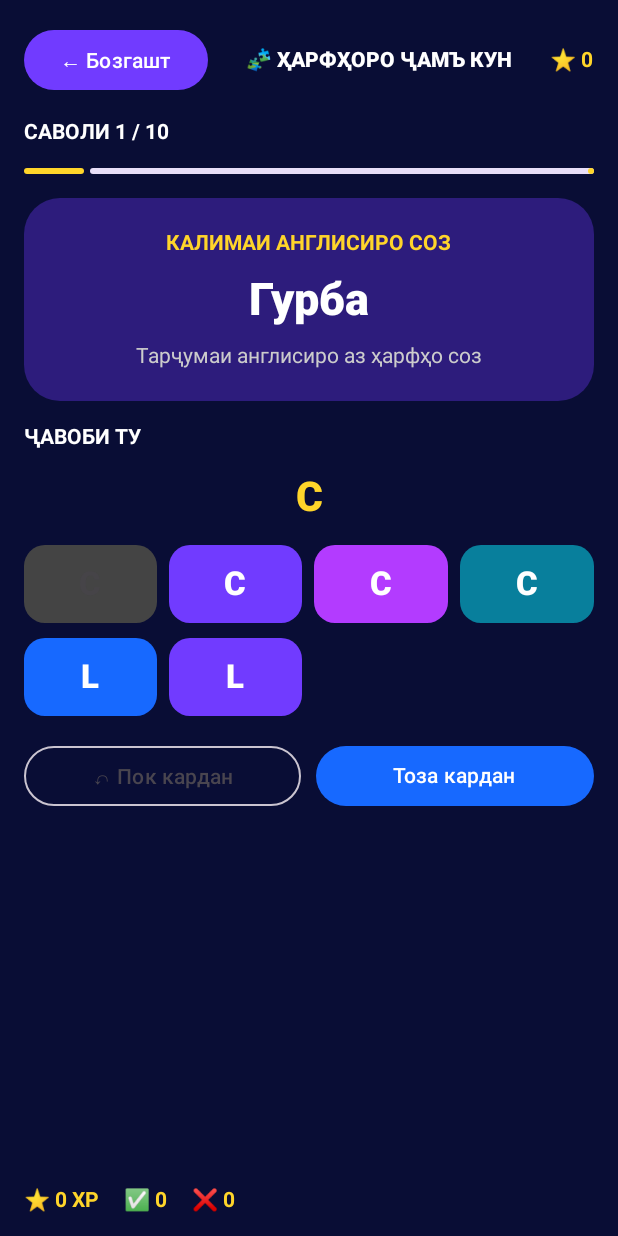
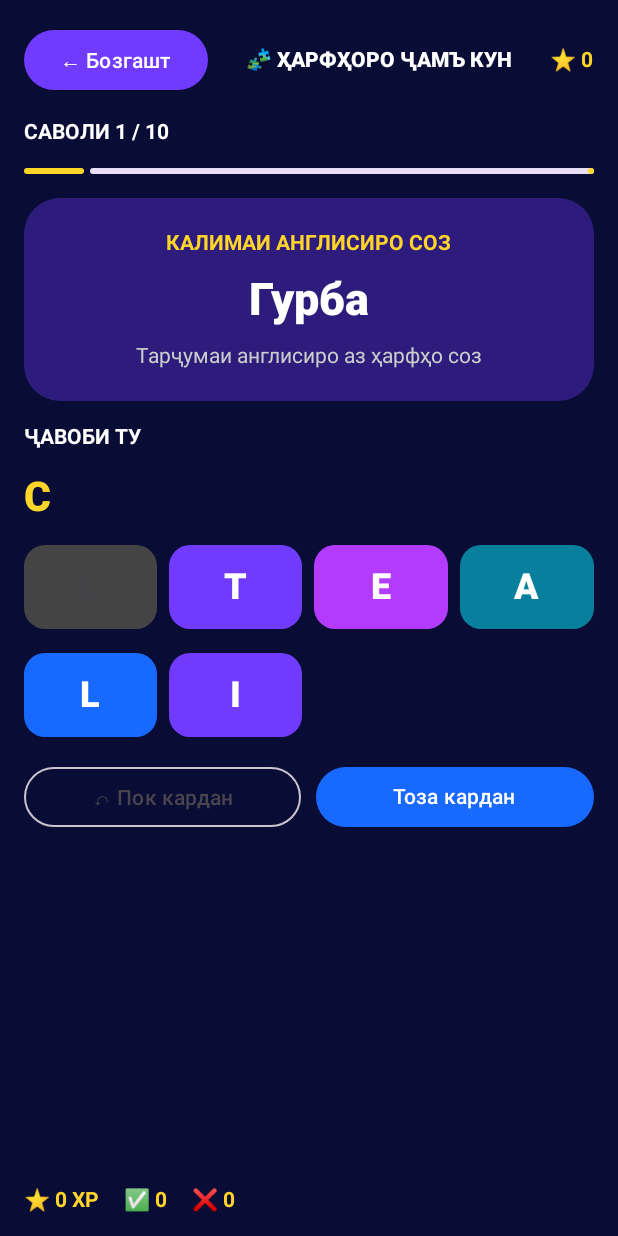
Before and after one commit to mahmadsoni7m/ENGLISH-GAME, an Android app built with Jetpack Compose: the composable BuildWordScreen shown on its own in the app's theme, after a tap on an icon or button, on a phone screen of 412 x 824 dp. Run offline under Robolectric (Android 15) with nearby library versions, the phone set to English and light mode, and no system bars.

Commit message:
Fix word building game and add dark splash theme

```diff
--- a/app/src/main/AndroidManifest.xml
+++ b/app/src/main/AndroidManifest.xml
@@ -4,7 +4,7 @@
         android:roundIcon="@drawable/zaboniq"
         android:allowBackup="true"
         android:label="ZABONIQ"
-        android:theme="@android:style/Theme.Material.Light.NoActionBar">
+        android:theme="@style/AppTheme">
         <activity
             android:name=".MainActivity"
             android:exported="true">
--- a/app/src/main/java/tj/soni/englishgame/screens/BuildWordScreen.kt
+++ b/app/src/main/java/tj/soni/englishgame/screens/BuildWordScreen.kt
@@ -31,9 +31,9 @@ fun BuildWordScreen(onBack: () -> Unit) {
 
     var index by remember { mutableIntStateOf(0) }
     var xp by remember { mutableIntStateOf(0) }
-    var selected by remember { mutableStateOf("") }
     var status by remember { mutableStateOf<Boolean?>(null) }
-    val used = remember { mutableStateListOf<Int>() }
+
+    val selectedIndices = remember { mutableStateListOf<Int>() }
     val correctWords = remember { mutableStateListOf<Word>() }
     val wrongWords = remember { mutableStateListOf<Word>() }
 
@@ -43,9 +43,8 @@ fun BuildWordScreen(onBack: () -> Unit) {
         if (status != null) {
             delay(1100)
             index++
-            selected = ""
+            selectedIndices.clear()
             status = null
-            used.clear()
         }
     }
 
@@ -64,9 +63,16 @@ fun BuildWordScreen(onBack: () -> Unit) {
             Button(
                 onClick = onBack,
                 colors = ButtonDefaults.buttonColors(containerColor = BuildPurple)
-            ) { Text("← Бозгашт") }
+            ) {
+                Text("← Бозгашт")
+            }
 
-            Text("🧩 ҲАРФҲОРО ҶАМЪ КУН", color = Color.White, fontWeight = FontWeight.Black)
+            Text(
+                "🧩 ҲАРФҲОРО ҶАМЪ КУН",
+                color = Color.White,
+                fontWeight = FontWeight.Black
+            )
+
             Text("⭐ $xp", color = BuildYellow, fontWeight = FontWeight.Bold)
         }
 
@@ -77,31 +83,87 @@ fun BuildWordScreen(onBack: () -> Unit) {
                 fontSize = 26.sp,
                 fontWeight = FontWeight.Black
             )
+
             Card(
-                colors = CardDefaults.cardColors(containerColor = BuildPurple.copy(alpha = 0.4f)),
+                colors = CardDefaults.cardColors(
+                    containerColor = BuildPurple.copy(alpha = 0.4f)
+                ),
                 shape = RoundedCornerShape(22.dp)
             ) {
-                Column(Modifier.padding(20.dp), verticalArrangement = Arrangement.spacedBy(8.dp)) {
-                    Text("⭐ $xp XP", color = BuildYellow, fontSize = 30.sp, fontWeight = FontWeight.Black)
+                Column(
+                    Modifier.padding(20.dp),
+                    verticalArrangement = Arrangement.spacedBy(8.dp)
+                ) {
+                    Text(
+                        "⭐ $xp XP",
+                        color = BuildYellow,
+                        fontSize = 30.sp,
+                        fontWeight = FontWeight.Black
+                    )
                     Text("✅ Дуруст: ${correctWords.size}", color = BuildGreen, fontSize = 19.sp)
                     Text("❌ Нодуруст: ${wrongWords.size}", color = BuildRed, fontSize = 19.sp)
-                    Text("🎯 Натиҷа: ${if (questions.isEmpty()) 0 else correctWords.size * 100 / questions.size}%", color = Color.White, fontSize = 22.sp)
+                    Text(
+                        "🎯 Натиҷа: ${if (questions.isEmpty()) 0 else correctWords.size * 100 / questions.size}%",
+                        color = Color.White,
+                        fontSize = 22.sp
+                    )
                 }
             }
+
             Text("✅ Калимаҳои дуруст", color = BuildGreen, fontSize = 20.sp)
-            correctWords.forEach { Text("${it.english} — ${it.tajik}", color = Color.White) }
+            correctWords.forEach {
+                Text("${it.english} — ${it.tajik}", color = Color.White)
+            }
+
             Text("❌ Калимаҳои нодуруст", color = BuildRed, fontSize = 20.sp)
-            wrongWords.forEach { Text("${it.english} — ${it.tajik}", color = Color.White) }
+            wrongWords.forEach {
+                Text("${it.english} — ${it.tajik}", color = Color.White)
+            }
 
             Spacer(Modifier.weight(1f))
-            Button(onClick = onBack, modifier = Modifier.fillMaxWidth()) {
+
+            Button(
+                onClick = onBack,
+                modifier = Modifier.fillMaxWidth()
+            ) {
                 Text("🏠 Ба бозиҳо баргаштан")
             }
         } else {
             val question = questions[index]
             val answer = question.word.english.uppercase()
 
-            Text("САВОЛИ ${index + 1} / ${questions.size}", color = Color.White, fontWeight = FontWeight.Bold)
+            val selectedAnswer = selectedIndices.joinToString("") { letterIndex ->
+                question.letters[letterIndex].toString()
+            }
+
+            fun chooseLetter(letterIndex: Int) {
+                if (status != null || letterIndex in selectedIndices) return
+
+                selectedIndices.add(letterIndex)
+
+                val newAnswer = selectedIndices.joinToString("") {
+                    question.letters[it].toString()
+                }
+
+                if (selectedIndices.size == answer.length) {
+                    val isCorrect = newAnswer == answer
+                    status = isCorrect
+
+                    if (isCorrect) {
+                        xp += 10
+                        correctWords.add(question.word)
+                    } else {
+                        wrongWords.add(question.word)
+                    }
+                }
+            }
+
+            Text(
+                "САВОЛИ ${index + 1} / ${questions.size}",
+                color = Color.White,
+                fontWeight = FontWeight.Bold
+            )
+
             LinearProgressIndicator(
                 progress = { (index + 1).toFloat() / questions.size.coerceAtLeast(1) },
                 modifier = Modifier.fillMaxWidth(),
@@ -110,7 +172,9 @@ fun BuildWordScreen(onBack: () -> Unit) {
 
             Card(
                 modifier = Modifier.fillMaxWidth(),
-                colors = CardDefaults.cardColors(containerColor = BuildPurple.copy(alpha = 0.35f)),
+                colors = CardDefaults.cardColors(
+                    containerColor = BuildPurple.copy(alpha = 0.35f)
+                ),
                 shape = RoundedCornerShape(24.dp)
             ) {
                 Column(
@@ -118,95 +182,106 @@ fun BuildWordScreen(onBack: () -> Unit) {
                     horizontalAlignment = Alignment.CenterHorizontally,
                     verticalArrangement = Arrangement.spacedBy(12.dp)
                 ) {
-                    Text("КАЛИМАИ АНГЛИСИРО СОЗ", color = BuildYellow, fontWeight = FontWeight.Bold)
-                    Text(question.word.tajik, color = Color.White, fontSize = 30.sp, fontWeight = FontWeight.Black)
-                    Text("Тарҷумаи англисиро аз ҳарфҳо соз", color = Color.LightGray)
+                    Text(
+                        "КАЛИМАИ АНГЛИСИРО СОЗ",
+                        color = BuildYellow,
+                        fontWeight = FontWeight.Bold
+                    )
+                    Text(
+                        question.word.tajik,
+                        color = Color.White,
+                        fontSize = 30.sp,
+                        fontWeight = FontWeight.Black
+                    )
+                    Text(
+                        "Тарҷумаи англисиро аз ҳарфҳо соз",
+                        color = Color.LightGray
+                    )
                 }
             }
 
             Text("ҶАВОБИ ТУ", color = Color.White, fontWeight = FontWeight.Bold)
-            Row(
+
+            Text(
+                selectedAnswer.toCharArray().joinToString(" ").ifEmpty {
+                    "＿ ".repeat(answer.length)
+                },
                 modifier = Modifier.fillMaxWidth(),
-                horizontalArrangement = Arrangement.Center
-            ) {
-                Text(
-                    selected.ifEmpty { " _ _ _ _ _ " },
-                    color = if (status == true) BuildGreen else if (status == false) BuildRed else BuildYellow,
+                color = when (status) {
+                    true -> BuildGreen
+                    false -> BuildRed
+                    null -> BuildYellow
+                },
                 fontSize = 27.sp,
                 fontWeight = FontWeight.Black
             )
-            }
 
-            val letterColors = listOf(BuildBlue, BuildPurple, Color(0xFFB33BFF), Color(0xFF087F9C))
-            val shuffledLetters = question.letters
+            val letterColors = listOf(
+                BuildBlue,
+                BuildPurple,
+                Color(0xFFB33BFF),
+                Color(0xFF087F9C)
+            )
 
-            Column(verticalArrangement = Arrangement.spacedBy(10.dp)) {
-                shuffledLetters.forEachIndexed { letterIndex, letter ->
-                    if (letterIndex % 4 == 0) {
+            // Ҳар тугма бо индекси дақиқи ҳарфи худаш пайваст аст.
+            question.letters.withIndex().toList().chunked(4).forEach { letterRow ->
                 Row(
                     modifier = Modifier.fillMaxWidth(),
                     horizontalArrangement = Arrangement.spacedBy(8.dp)
                 ) {
-                            shuffledLetters.drop(letterIndex).take(4).forEachIndexed { offset, item ->
-                                val actualIndex = letterIndex + offset
+                    letterRow.forEach { entry ->
+                        val letterIndex = entry.index
+                        val letter = entry.value
+                        val isUsed = letterIndex in selectedIndices
+
                         Button(
-                                    onClick = {
-                                        if (status == null && actualIndex !in used) {
-                                            selected += item
-                                            used.add(actualIndex)
-                                            if (selected.length == answer.length) {
-                                                val isCorrect = selected == answer
-                                                status = isCorrect
-                                                if (isCorrect) {
-                                                    xp += 10
-                                                    correctWords.add(question.word)
-                                                } else {
-                                                    wrongWords.add(question.word)
-                                                }
-                                            }
-                                        }
-                                    },
-                                    enabled = status == null && actualIndex !in used,
-                                    modifier = Modifier.weight(1f).height(52.dp),
+                            onClick = { chooseLetter(letterIndex) },
+                            enabled = status == null && !isUsed,
+                            modifier = Modifier
+                                .weight(1f)
+                                .height(56.dp),
                             shape = RoundedCornerShape(14.dp),
                             colors = ButtonDefaults.buttonColors(
-                                        containerColor = if (actualIndex in used) Color.DarkGray else letterColors[actualIndex % letterColors.size],
-                                        disabledContainerColor = if (actualIndex in used) Color.DarkGray else letterColors[actualIndex % letterColors.size]
+                                containerColor = letterColors[letterIndex % letterColors.size],
+                                disabledContainerColor = if (isUsed) {
+                                    Color.DarkGray
+                                } else {
+                                    letterColors[letterIndex % letterColors.size]
+                                }
                             ),
                             contentPadding = PaddingValues(0.dp)
                         ) {
-                                    Text(letter.toString(), fontSize = 22.sp, fontWeight = FontWeight.Black)
+                            Text(
+                                letter.toString(),
+                                fontSize = 24.sp,
+                                fontWeight = FontWeight.Black
+                            )
                         }
                     }
-                            repeat((4 - shuffledLetters.drop(letterIndex).take(4).size).coerceAtLeast(0)) {
+
+                    repeat(4 - letterRow.size) {
                         Spacer(Modifier.weight(1f))
-                            }
-                        }
                     }
                 }
             }
 
             Row(horizontalArrangement = Arrangement.spacedBy(10.dp)) {
                 OutlinedButton(
-                    onClick = {
-                        if (status == null) {
-                            selected = ""
-                            used.clear()
+                    onClick = { selectedIndices.clear() },
+                    enabled = status == null && selectedIndices.isNotEmpty(),
+                    modifier = Modifier.weight(1f)
+                ) {
+                    Text("↶ Пок кардан")
                 }
-                    },
-                    modifier = Modifier.weight(1f)
-                ) { Text("↶ Пок кардан") }
 
                 Button(
-                    onClick = {
-                        if (status == null && selected.isNotEmpty()) {
-                            selected = ""
-                            used.clear()
-                        }
-                    },
+                    onClick = { selectedIndices.clear() },
+                    enabled = status == null && selectedIndices.isNotEmpty(),
                     modifier = Modifier.weight(1f),
                     colors = ButtonDefaults.buttonColors(containerColor = BuildBlue)
-                ) { Text("Тоза кардан") }
+                ) {
+                    Text("Тоза кардан")
+                }
             }
 
             if (status != null) {
@@ -218,19 +293,30 @@ fun BuildWordScreen(onBack: () -> Unit) {
                 ) {
                     Column(Modifier.padding(14.dp)) {
                         Text(
-                            if (status == true) "🎉 ОФАРИН! +10 XP"
-                            else "❌ ХАТО! Ҷавоби дуруст: $answer",
+                            if (status == true) {
+                                "🎉 ОФАРИН! +10 XP"
+                            } else {
+                                "❌ ХАТО! Ҷавоби дуруст: $answer"
+                            },
                             color = Color.White,
                             fontWeight = FontWeight.Black,
                             fontSize = 18.sp
                         )
-                        Text("Саволи навбатӣ худкор оғоз мешавад...", color = Color.White)
+                        Text(
+                            "Саволи навбатӣ худкор оғоз мешавад...",
+                            color = Color.White
+                        )
                     }
                 }
             }
 
             Spacer(Modifier.weight(1f))
-            Text("⭐ $xp XP     ✅ ${correctWords.size}     ❌ ${wrongWords.size}", color = BuildYellow, fontWeight = FontWeight.Bold)
+
+            Text(
+                "⭐ $xp XP     ✅ ${correctWords.size}     ❌ ${wrongWords.size}",
+                color = BuildYellow,
+                fontWeight = FontWeight.Bold
+            )
         }
     }
 }
--- /dev/null
+++ b/app/src/main/res/values-v31/styles.xml
@@ -0,0 +1,13 @@
+<resources>
+    <style name="AppTheme" parent="@android:style/Theme.Material.NoActionBar">
+        <item name="android:windowBackground">@color/zaboniq_background</item>
+        <item name="android:statusBarColor">@color/zaboniq_background</item>
+        <item name="android:navigationBarColor">@color/zaboniq_background</item>
+        <item name="android:windowLightStatusBar">false</item>
+        <item name="android:colorAccent">@color/zaboniq_purple</item>
+        <item name="android:windowSplashScreenBackground">@color/zaboniq_background</item>
+        <item name="android:windowSplashScreenAnimatedIcon">@drawable/zaboniq</item>
+        <item name="android:windowSplashScreenIconBackgroundColor">@color/zaboniq_background</item>
+        <item name="android:postSplashScreenTheme">@style/AppTheme</item>
+    </style>
+</resources>
--- /dev/null
+++ b/app/src/main/res/values/colors.xml
@@ -0,0 +1,4 @@
+<resources>
+    <color name="zaboniq_background">#0C0B16</color>
+    <color name="zaboniq_purple">#9B72FF</color>
+</resources>
--- /dev/null
+++ b/app/src/main/res/values/styles.xml
@@ -0,0 +1,9 @@
+<resources>
+    <style name="AppTheme" parent="@android:style/Theme.Material.NoActionBar">
+        <item name="android:windowBackground">@color/zaboniq_background</item>
+        <item name="android:statusBarColor">@color/zaboniq_background</item>
+        <item name="android:navigationBarColor">@color/zaboniq_background</item>
+        <item name="android:windowLightStatusBar">false</item>
+        <item name="android:colorAccent">@color/zaboniq_purple</item>
+    </style>
+</resources>
```
Lines whose indentation alone changed are shown as unchanged.
